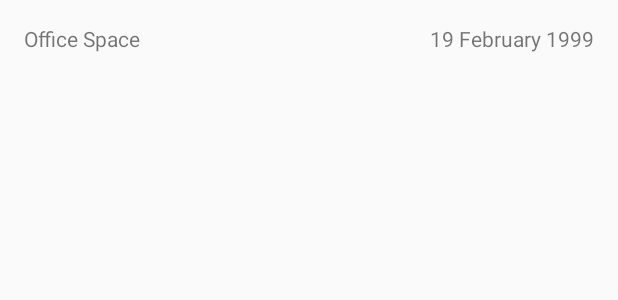
After one commit to bnvinay92/infinite-movies, an Android app: the layout item_movie.xml on its own in the app's theme, with its tools: preview values and no code run, on a phone screen of 412 x 824 dp. The commit adds this screen. Shown: the top 300 px of the screen. Run offline under Robolectric (Android 15) with nearby library versions, the phone set to English and light mode, and no system bars.

Commit message:
Add movie item layout & Butterknife

```diff
--- a/app/src/main/java/com/github/bnvinay92/infinitemovies/MainActivity.java
+++ b/app/src/main/java/com/github/bnvinay92/infinitemovies/MainActivity.java
@@ -2,8 +2,12 @@ package com.github.bnvinay92.infinitemovies;
 
 import android.os.Bundle;
 import android.support.v7.app.AppCompatActivity;
+import android.support.v7.widget.RecyclerView;
+import butterknife.BindView;
 
 public class MainActivity extends AppCompatActivity {
+
+  @BindView(R.id.rview_movies) RecyclerView recyclerView;
 
   @Override
   protected void onCreate(Bundle savedInstanceState) {
--- a/app/src/main/res/layout/activity_main.xml
+++ b/app/src/main/res/layout/activity_main.xml
@@ -9,7 +9,7 @@
   <LinearLayout
     android:layout_width="match_parent"
     android:layout_height="wrap_content"
-    android:padding="@dimen/padding_toolbar"
+    android:padding="@dimen/padding_default"
     android:background="@color/colorPrimary"
     android:gravity="center"
     android:orientation="horizontal">
@@ -31,6 +31,7 @@
   </LinearLayout>
 
   <android.support.v7.widget.RecyclerView
+    android:id="@+id/rview_movies"
     android:layout_width="match_parent"
     android:layout_height="0dp"
     android:layout_weight="1"
--- /dev/null
+++ b/app/src/main/res/layout/item_movie.xml
@@ -0,0 +1,25 @@
+<?xml version="1.0" encoding="utf-8"?>
+<LinearLayout xmlns:android="http://schemas.android.com/apk/res/android"
+  xmlns:tools="http://schemas.android.com/tools"
+  android:layout_width="match_parent"
+  android:layout_height="wrap_content"
+  android:padding="@dimen/padding_default"
+  android:orientation="horizontal">
+
+  <TextView
+    android:id="@+id/tview_movie_name"
+    android:layout_width="wrap_content"
+    android:layout_height="wrap_content"
+    tools:text="Office Space" />
+
+  <View
+    android:layout_width="0dp"
+    android:layout_height="0dp"
+    android:layout_weight="1" />
+
+  <TextView
+    android:id="@+id/tview_movie_releasedate"
+    android:layout_width="wrap_content"
+    android:layout_height="wrap_content"
+    tools:text="19 February 1999" />
+</LinearLayout>
--- a/app/src/main/res/values/dimens.xml
+++ b/app/src/main/res/values/dimens.xml
@@ -1,4 +1,4 @@
 <?xml version="1.0" encoding="utf-8"?>
 <resources>
-  <dimen name="padding_toolbar">16dp</dimen>
+  <dimen name="padding_default">16dp</dimen>
 </resources>
--- a/build.gradle
+++ b/build.gradle
@@ -1,5 +1,8 @@
 buildscript {
-
+  project.ext.versions = [
+      supportLib : '26.1.0',
+      butterknife: '8.8.1',
+  ]
   repositories {
     google()
     jcenter()
@@ -10,6 +13,7 @@ buildscript {
     classpath 'net.ltgt.gradle:gradle-errorprone-plugin:0.0.13'
     classpath 'pl.droidsonroids.gradle:gradle-pitest-plugin:0.1.3'
     classpath 'com.vanniktech:gradle-android-junit-jacoco-plugin:0.10.0'
+    classpath "com.jakewharton:butterknife-gradle-plugin:$versions.butterknife"
   }
 }
 
```
Also changed, not shown: app/build.gradle (+3 -5 lines), app/src/main/java/com/github/bnvinay92/infinitemovies/MoviesAdapter.java (added, +37 -0 lines). Lines whose indentation alone changed are shown as unchanged.
